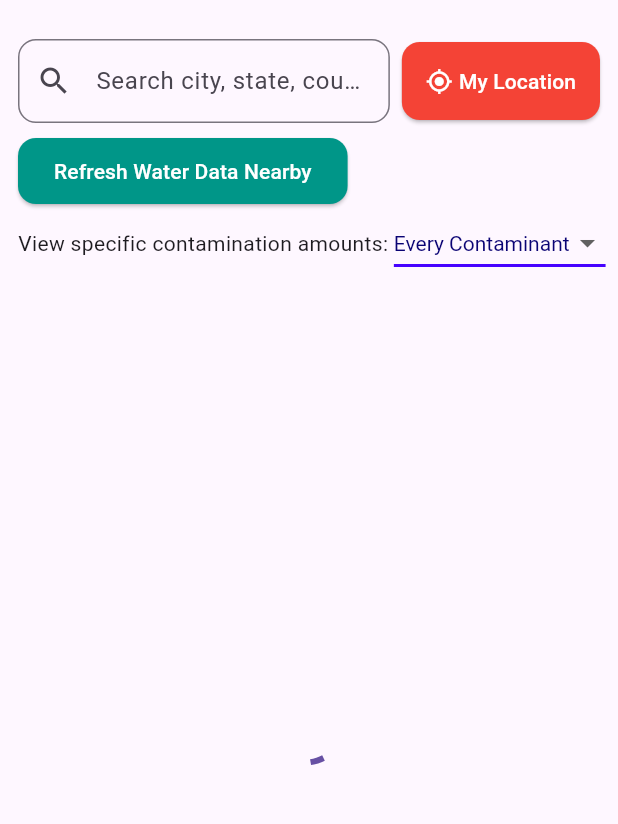
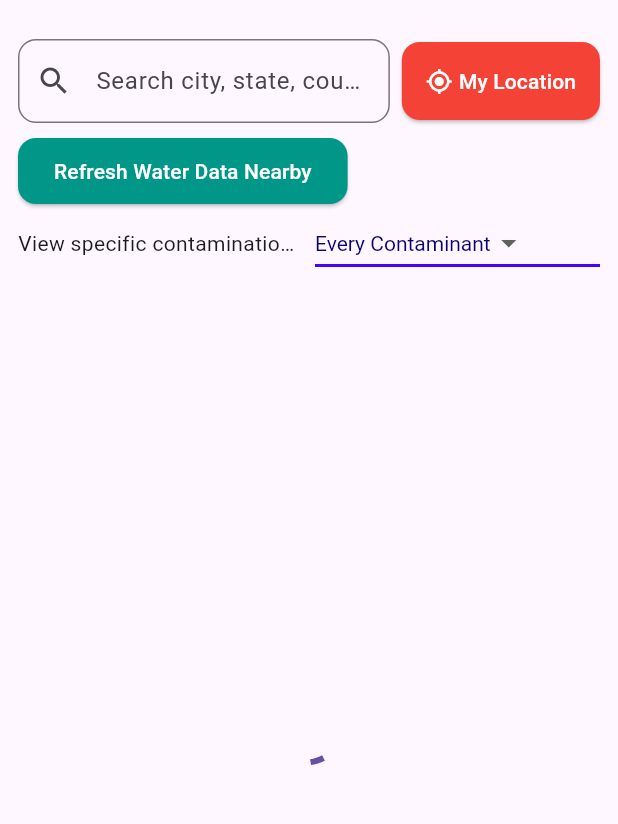
Before and after one commit to Kunj-Parikh/WaterWise, a Flutter app: the screen it shows after launch, on a phone screen of 412 x 824 dp, the part 63-887 px from its top. Run offline on Flutter 3.47's test engine with Material 3 defaults, Android fonts, the phone set to English and light mode, and no system bars; drawn by our look-alikes of flutter_typeahead; our stand-ins replace fl_chart, flutter_map, geolocator, latlong2; missing offline and left inert: csv2json, flutter_map_cancellable_tile_provider, flutter_map_heatmap.

Commit message:
responsiveness and qol tweaks

```diff
--- a/lib/screens/home_screen.dart
+++ b/lib/screens/home_screen.dart
@@ -852,8 +852,15 @@ class WaterQualityHomePageState extends State<WaterQualityHomePage> {
                 ),
                 Row(
                   children: [
-                    Text('View specific contamination amounts: '),
-                    buildMenuBar(),
+                    Flexible(
+                      child: Text(
+                        'View specific contamination amounts:',
+                        overflow: TextOverflow.ellipsis,
+                        maxLines: 1,
+                      ),
+                    ),
+                    SizedBox(width: 8),
+                    Expanded(child: buildMenuBar()),
                   ],
                 ),
               ],
```
Also changed, not shown: lib/widgets/location_summary_card.dart (+29 -4 lines).
